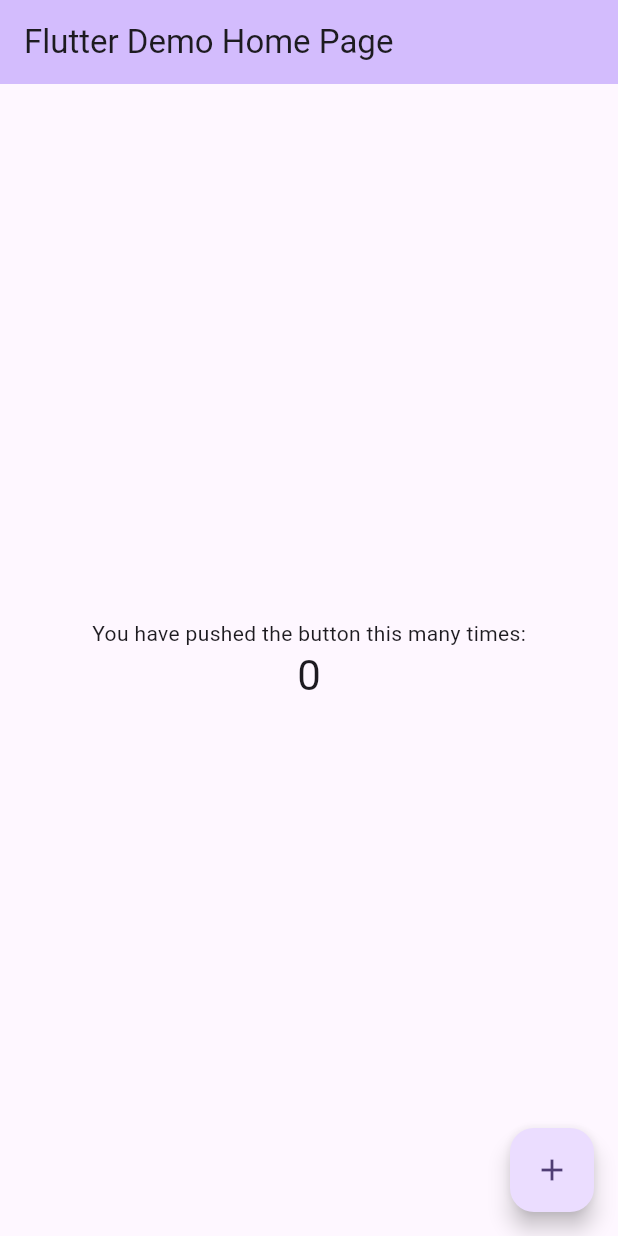
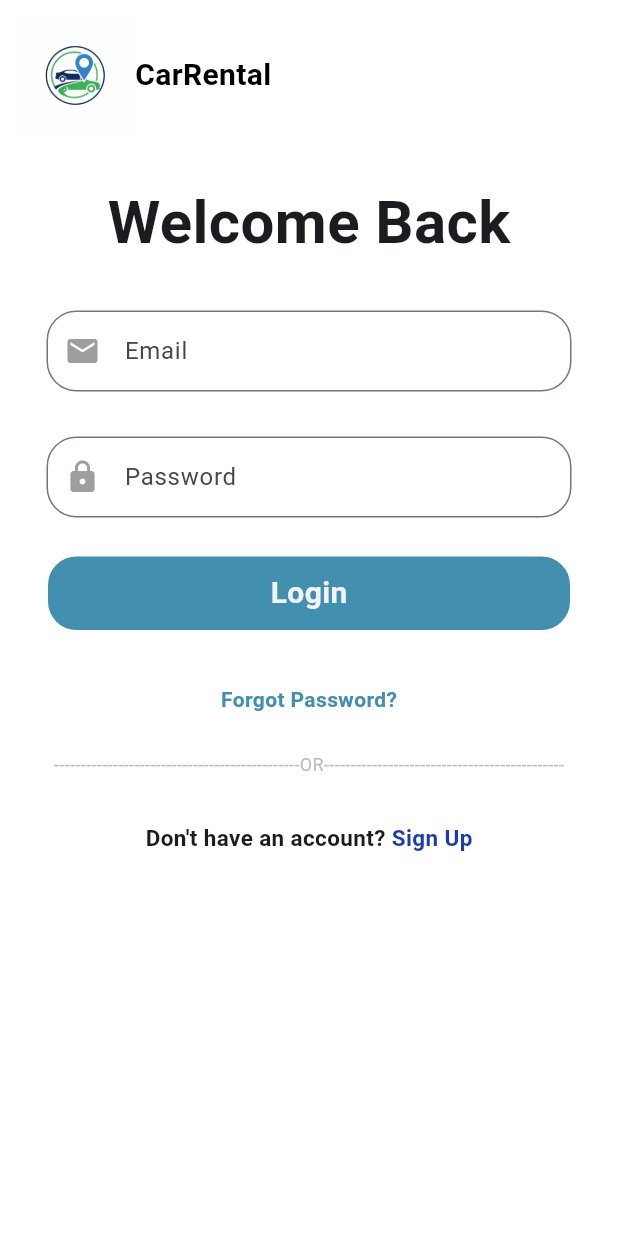
Before and after one commit to abodnajjar/Car-Rental, a Flutter app: the screen it shows after launch, on a phone screen of 412 x 824 dp. Run offline on Flutter 3.47's test engine with Material 3 defaults, Android fonts, the phone set to English and light mode, and no system bars.

Commit message:
Add login screen and update Flutter config

```diff
--- /dev/null
+++ b/Frontend/flutter_app/lib/loginScreen.dart
@@ -0,0 +1,203 @@
+import 'package:flutter/material.dart';
+
+class LoginScreen extends StatelessWidget {
+  const LoginScreen({super.key});
+
+  @override
+  Widget build(BuildContext context) {
+    return Scaffold(
+      backgroundColor: Colors.white,
+
+      // -------------------------
+      // AppBar مع صورة ونص على اليسار
+      // -------------------------
+      appBar: AppBar(
+        backgroundColor: Colors.white,
+        toolbarHeight: 100,
+        flexibleSpace: Align(
+          alignment: Alignment.centerLeft,
+          child: Padding(
+            padding: const EdgeInsets.all(10),
+            child: Row(
+              mainAxisSize: MainAxisSize.min,
+              children: [
+                Image.asset("assets/carRental.png", height: 100),
+                const Text(
+                  "CarRental",
+                  style: TextStyle(
+                    fontSize: 20,
+                    fontWeight: FontWeight.bold,
+                    color: Colors.black,
+                  ),
+                ),
+              ],
+            ),
+          ),
+        ),
+      ),
+
+      // -------------------------
+      // Body الصفحة الرئيسية
+      // -------------------------
+      body: Center(
+        child: Column(
+          mainAxisAlignment: MainAxisAlignment.center,
+          children: [
+            const SizedBox(height: 20),
+
+            // عنوان الصفحة
+            const Text(
+              "Welcome Back",
+              style: TextStyle(fontSize: 40, fontWeight: FontWeight.bold),
+            ),
+
+            const SizedBox(height: 15),
+
+            // حقل Email
+            Padding(
+              padding: const EdgeInsets.symmetric(horizontal: 15, vertical: 15),
+              child: SizedBox(
+                width: 350,
+                child: TextField(
+                  obscureText: true,
+                  decoration: InputDecoration(
+                    hintText: "Email",
+                    prefixIcon: const Icon(Icons.email, color: Colors.grey),
+                    contentPadding: const EdgeInsets.symmetric(
+                      vertical: 15,
+                      horizontal: 10,
+                    ),
+                    border: OutlineInputBorder(
+                      borderRadius: BorderRadius.circular(20),
+                      borderSide: const BorderSide(
+                        color: Colors.grey,
+                        width: 1,
+                      ),
+                    ),
+                    focusedBorder: OutlineInputBorder(
+                      borderRadius: BorderRadius.circular(20),
+                      borderSide: const BorderSide(
+                        color: Colors.blue,
+                        width: 2,
+                      ),
+                    ),
+                  ),
+                ),
+              ),
+            ),
+
+            // حقل Password
+            Padding(
+              padding: const EdgeInsets.symmetric(horizontal: 15, vertical: 15),
+              child: SizedBox(
+                width: 350,
+                child: TextField(
+                  obscureText: true,
+                  decoration: InputDecoration(
+                    hintText: "Password",
+                    prefixIcon: const Icon(Icons.lock, color: Colors.grey),
+                    contentPadding: const EdgeInsets.symmetric(
+                      vertical: 15,
+                      horizontal: 10,
+                    ),
+                    border: OutlineInputBorder(
+                      borderRadius: BorderRadius.circular(20),
+                      borderSide: const BorderSide(
+                        color: Colors.grey,
+                        width: 1,
+                      ),
+                    ),
+                    focusedBorder: OutlineInputBorder(
+                      borderRadius: BorderRadius.circular(20),
+                      borderSide: const BorderSide(
+                        color: Colors.blue,
+                        width: 2,
+                      ),
+                    ),
+                  ),
+                ),
+              ),
+            ),
+
+            // زر Sign In
+            Padding(
+              padding: const EdgeInsets.all(10),
+              child: SizedBox(
+                width: 350,
+                child: Container(
+                  padding: const EdgeInsets.symmetric(
+                    vertical: 10,
+                    horizontal: 40,
+                  ),
+                  decoration: BoxDecoration(
+                    color: const Color.fromARGB(255, 66, 143, 176),
+                    borderRadius: BorderRadius.circular(20),
+                    border: Border.all(color: Colors.white),
+                  ),
+                  child: const Center(
+                    child: Text(
+                      "Login",
+                      style: TextStyle(
+                        fontSize: 20,
+                        fontWeight: FontWeight.bold,
+                        color: Color.fromARGB(255, 243, 243, 243),
+                      ),
+                    ),
+                  ),
+                ),
+              ),
+            ),
+
+            // Forget Password
+            Padding(
+              padding: const EdgeInsets.all(10),
+              child: Container(
+                padding: const EdgeInsets.symmetric(
+                  vertical: 15,
+                  horizontal: 40,
+                ),
+
+                child: const Center(
+                  child: Text(
+                    "Forgot Password?",
+                    style: TextStyle(
+                      fontWeight: FontWeight.bold,
+                      color: const Color.fromARGB(255, 66, 143, 176),
+                    ),
+                  ),
+                ),
+              ),
+            ),
+
+            Text(
+              "----------------------------------------------OR---------------------------------------------",
+              style: TextStyle(color: Colors.grey.shade400, fontSize: 12),
+            ),
+
+            SizedBox(height: 30),
+            // نص Sign Up
+            Row(
+              mainAxisAlignment: MainAxisAlignment.center,
+              children: const [
+                Text(
+                  "Don't have an account? ",
+                  style: TextStyle(fontSize: 15, fontWeight: FontWeight.bold),
+                ),
+                Text(
+                  "Sign Up",
+                  style: TextStyle(
+                    fontSize: 15,
+                    fontWeight: FontWeight.bold,
+                    color: Color.fromARGB(255, 25, 61, 169),
+                  ),
+                ),
+              ],
+            ),
+
+            const SizedBox(height: 320),
+          ],
+        ),
+      ),
+    );
+  }
+}
--- a/Frontend/flutter_app/lib/main.dart
+++ b/Frontend/flutter_app/lib/main.dart
@@ -1,4 +1,5 @@
 import 'package:flutter/material.dart';
+import 'loginScreen.dart';
 
 void main() {
   runApp(const MyApp());
@@ -7,116 +8,11 @@ void main() {
 class MyApp extends StatelessWidget {
   const MyApp({super.key});
 
-  // This widget is the root of your application.
   @override
   Widget build(BuildContext context) {
-    return MaterialApp(
-      title: 'Flutter Demo',
-      theme: ThemeData(
-        // This is the theme of your application.
-        //
-        // TRY THIS: Try running your application with "flutter run". You'll see
-        // the application has a purple toolbar. Then, without quitting the app,
-        // try changing the seedColor in the colorScheme below to Colors.green
-        // and then invoke "hot reload" (save your changes or press the "hot
-        // reload" button in a Flutter-supported IDE, or press "r" if you used
-        // the command line to start the app).
-        //
-        // Notice that the counter didn't reset back to zero; the application
-        // state is not lost during the reload. To reset the state, use hot
-        // restart instead.
-        //
-        // This works for code too, not just values: Most code changes can be
-        // tested with just a hot reload.
-        colorScheme: .fromSeed(seedColor: Colors.deepPurple),
-      ),
-      home: const MyHomePage(title: 'Flutter Demo Home Page'),
+    return const MaterialApp(
+      debugShowCheckedModeBanner: false,
+      home: LoginScreen(),
     );
   }
 }
-
-class MyHomePage extends StatefulWidget {
-  const MyHomePage({super.key, required this.title});
-
-  // This widget is the home page of your application. It is stateful, meaning
-  // that it has a State object (defined below) that contains fields that affect
-  // how it looks.
-
-  // This class is the configuration for the state. It holds the values (in this
-  // case the title) provided by the parent (in this case the App widget) and
-  // used by the build method of the State. Fields in a Widget subclass are
-  // always marked "final".
-
-  final String title;
-
-  @override
-  State<MyHomePage> createState() => _MyHomePageState();
-}
-
-class _MyHomePageState extends State<MyHomePage> {
-  int _counter = 0;
-
-  void _incrementCounter() {
-    setState(() {
-      // This call to setState tells the Flutter framework that something has
-      // changed in this State, which causes it to rerun the build method below
-      // so that the display can reflect the updated values. If we changed
-      // _counter without calling setState(), then the build method would not be
-      // called again, and so nothing would appear to happen.
-      _counter++;
-    });
-  }
-
-  @override
-  Widget build(BuildContext context) {
-    // This method is rerun every time setState is called, for instance as done
-    // by the _incrementCounter method above.
-    //
-    // The Flutter framework has been optimized to make rerunning build methods
-    // fast, so that you can just rebuild anything that needs updating rather
-    // than having to individually change instances of widgets.
-    return Scaffold(
-      appBar: AppBar(
-        // TRY THIS: Try changing the color here to a specific color (to
-        // Colors.amber, perhaps?) and trigger a hot reload to see the AppBar
-        // change color while the other colors stay the same.
-        backgroundColor: Theme.of(context).colorScheme.inversePrimary,
-        // Here we take the value from the MyHomePage object that was created by
-        // the App.build method, and use it to set our appbar title.
-        title: Text(widget.title),
-      ),
-      body: Center(
-        // Center is a layout widget. It takes a single child and positions it
-        // in the middle of the parent.
-        child: Column(
-          // Column is also a layout widget. It takes a list of children and
-          // arranges them vertically. By default, it sizes itself to fit its
-          // children horizontally, and tries to be as tall as its parent.
-          //
-          // Column has various properties to control how it sizes itself and
-          // how it positions its children. Here we use mainAxisAlignment to
-          // center the children vertically; the main axis here is the vertical
-          // axis because Columns are vertical (the cross axis would be
-          // horizontal).
-          //
-          // TRY THIS: Invoke "debug painting" (choose the "Toggle Debug Paint"
-          // action in the IDE, or press "p" in the console), to see the
-          // wireframe for each widget.
-          mainAxisAlignment: .center,
-          children: [
-            const Text('You have pushed the button this many times:'),
-            Text(
-              '$_counter',
-              style: Theme.of(context).textTheme.headlineMedium,
-            ),
-          ],
-        ),
-      ),
-      floatingActionButton: FloatingActionButton(
-        onPressed: _incrementCounter,
-        tooltip: 'Increment',
-        child: const Icon(Icons.add),
-      ),
-    );
-  }
-}
```
Also changed, not shown: Frontend/flutter_app/pubspec.yaml (+4 -5 lines), Frontend/flutter_app/assets/carRental.png (added).
